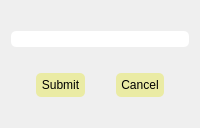
Qt form ui/input.ui (LucasLHenry/grateful_deadle) before a commit.
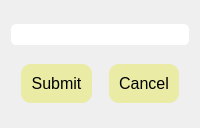
The same form after that commit.

Diff of the .ui file:
```diff
--- a/ui/input.ui
+++ b/ui/input.ui
@@ -15,15 +15,15 @@
   </property>
   <property name="styleSheet">
    <string notr="true">QPushButton {
-    border-radius: 5px;
-    padding: 5px;
+    border-radius: 10px;
+    padding: 10px;
     background-color: rgb(234, 235, 164);
-    font-size: 12;
+    font: 12pt;
 }
 
 QLineEdit {
 	border-radius: 5px;
-	font-size: 12;
+	font: 12pt;
 }</string>
   </property>
   <layout class="QHBoxLayout" name="horizontalLayout_2">
```
